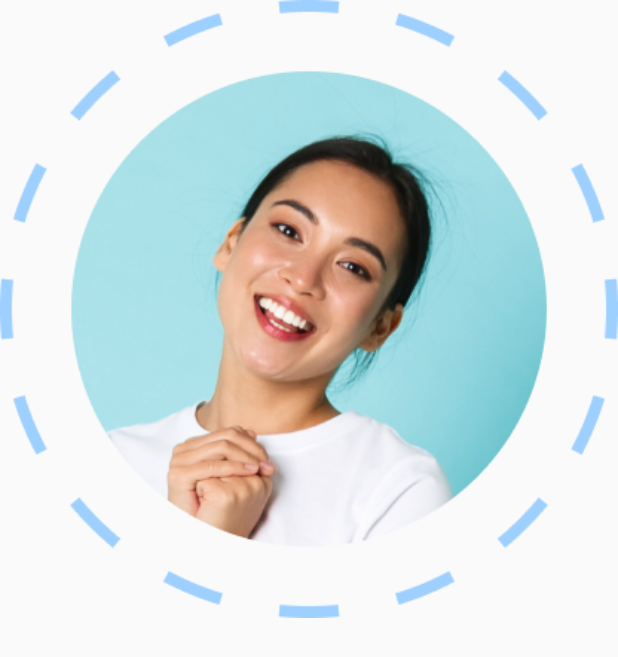
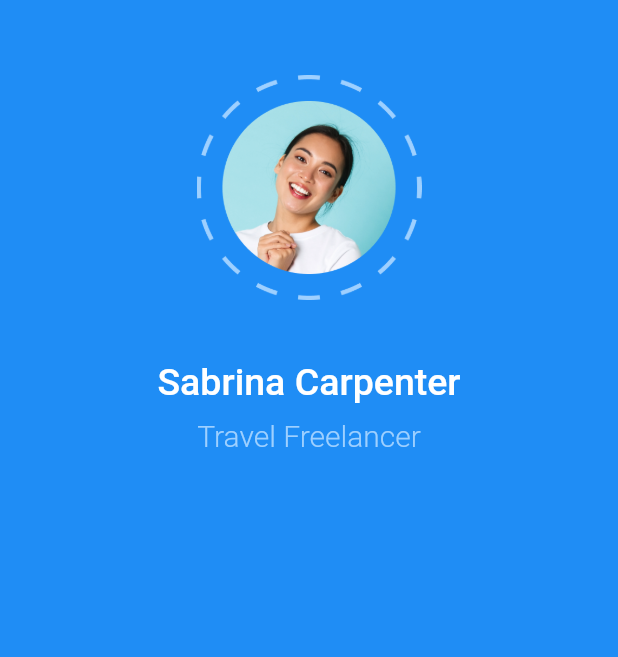
Before and after one commit to arifin1301/slicing-chatty-app, a Flutter app: the screen it shows after launch, on a phone screen of 412 x 824 dp. Shown: the top 657 px of the screen. Run offline on Flutter 3.47's test engine with Material 2 defaults, Android fonts, the light colour scheme and no system bars.

Commit message:
slicing home page

```diff
--- a/lib/pages/home_page.dart
+++ b/lib/pages/home_page.dart
@@ -1,10 +1,40 @@
 import 'package:flutter/material.dart';
+import 'package:chatty_app/theme.dart';
 
 class HomePage extends StatelessWidget {
   @override
   Widget build(BuildContext context) {
     return Scaffold(
-      body: Image.asset("assets/images/profile_pic.png"),
-    );
+        backgroundColor: blueColor,
+        body: SafeArea(
+          child: Center(
+            child: Column(
+              children: [
+                SizedBox(
+                  height: 50,
+                ),
+                Image.asset(
+                  'assets/images/profile_pic.png',
+                  width: 150,
+                  height: 150,
+                ),
+                SizedBox(
+                  height: 40,
+                ),
+                Text(
+                  "Sabrina Carpenter",
+                  style: ProfileName,
+                ),
+                SizedBox(
+                  height: 10,
+                ),
+                Text(
+                  "Travel Freelancer",
+                  style: profileStatus,
+                )
+              ],
+            ),
+          ),
+        ));
   }
 }
--- a/lib/theme.dart
+++ b/lib/theme.dart
@@ -1,7 +1,7 @@
 import 'package:flutter/material.dart';
 
 Color gray = Color(0xFF808BA2);
-Color blue = Color(0xFF1F8DF5);
+Color blueColor = Color(0xFF1F8DF5);
 Color blueMuda = Color(0xFF9ED0FF);
 Color blueDark = Color(0xFF2C3A59);
 Color cyan = Color(0xFF29CB9E);
@@ -20,12 +20,12 @@ TextStyle title = TextStyle(
 
 TextStyle ProfileName = TextStyle(
   color: Colors.white,
-  fontWeight: FontWeight.w400,
-  fontSize: 20,
+  fontWeight: FontWeight.w500,
+  fontSize: 25,
 );
 
 TextStyle profileStatus = TextStyle(
   color: blueMuda,
   fontWeight: FontWeight.w300,
-  fontSize: 16,
+  fontSize: 20,
 );
```
